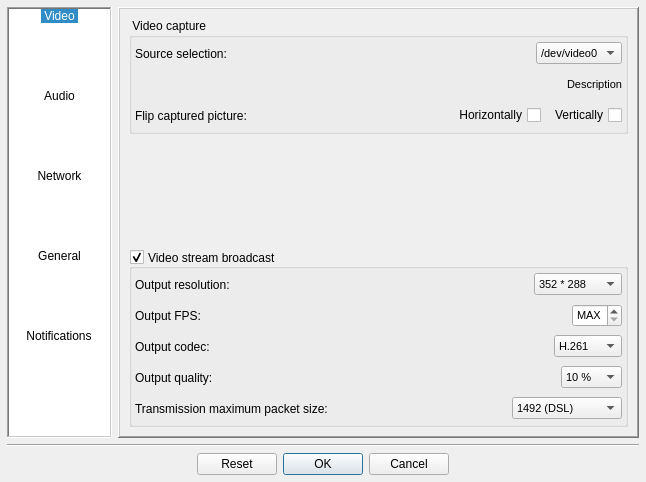
This is Homer/forms/ConfigurationDialog.ui in Homer-Conferencing/Homer-Conferencing as Qt 5 draws it before an edit. The edited form follows.
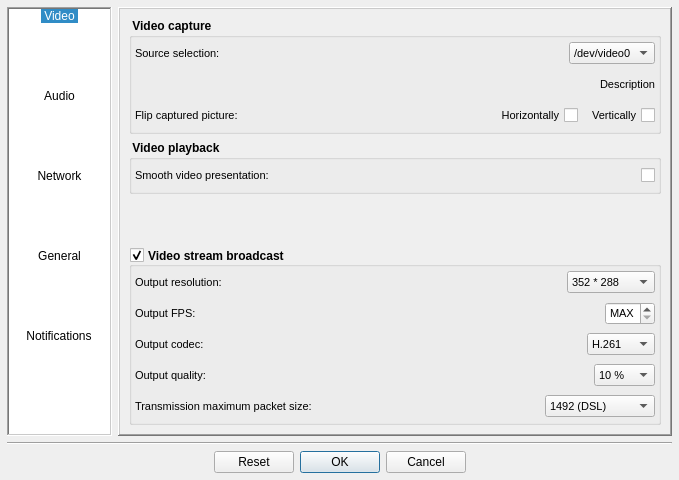
This is the edited form. Icons and pictures are not drawn.

Commit message: - GUI: usability and optical improvements

The edit to the form file:
```diff
--- a/Homer/forms/ConfigurationDialog.ui
+++ b/Homer/forms/ConfigurationDialog.ui
@@ -6,10 +6,16 @@
    <rect>
     <x>0</x>
     <y>0</y>
-    <width>646</width>
-    <height>482</height>
+    <width>679</width>
+    <height>480</height>
    </rect>
   </property>
+  <property name="maximumSize">
+   <size>
+    <width>1024</width>
+    <height>480</height>
+   </size>
+  </property>
   <property name="windowTitle">
    <string>Edit configuration</string>
   </property>
@@ -190,10 +196,7 @@
         <number>0</number>
        </property>
        <widget class="QWidget" name="mVideo">
-        <layout class="QVBoxLayout" name="verticalLayout">
-         <property name="margin">
-          <number>9</number>
-         </property>
+        <layout class="QVBoxLayout" name="verticalLayout_19">
          <item>
           <widget class="QGroupBox" name="mGrpDevices">
            <property name="minimumSize">
@@ -208,6 +211,12 @@
              <height>16777215</height>
             </size>
            </property>
+           <property name="font">
+            <font>
+             <weight>75</weight>
+             <bold>true</bold>
+            </font>
+           </property>
            <property name="title">
             <string> Video capture </string>
            </property>
@@ -234,6 +243,13 @@
                   <height>25</height>
                  </size>
                 </property>
+                <property name="font">
+                 <font>
+                  <pointsize>8</pointsize>
+                  <weight>50</weight>
+                  <bold>false</bold>
+                 </font>
+                </property>
                 <property name="text">
                  <string>Source selection:</string>
                 </property>
@@ -257,6 +273,8 @@
                 <property name="font">
                  <font>
                   <pointsize>8</pointsize>
+                  <weight>50</weight>
+                  <bold>false</bold>
                  </font>
                 </property>
                 <property name="currentIndex">
@@ -328,6 +346,8 @@
                 <property name="font">
                  <font>
                   <pointsize>8</pointsize>
+                  <weight>50</weight>
+                  <bold>false</bold>
                  </font>
                 </property>
                 <property name="text">
@@ -356,6 +376,13 @@
                   <height>25</height>
                  </size>
                 </property>
+                <property name="font">
+                 <font>
+                  <pointsize>8</pointsize>
+                  <weight>50</weight>
+                  <bold>false</bold>
+                 </font>
+                </property>
                 <property name="text">
                  <string>Flip captured picture:</string>
                 </property>
@@ -379,6 +406,13 @@
               </item>
               <item>
                <widget class="QCheckBox" name="mCbHFlip">
+                <property name="font">
+                 <font>
+                  <pointsize>8</pointsize>
+                  <weight>50</weight>
+                  <bold>false</bold>
+                 </font>
+                </property>
                 <property name="layoutDirection">
                  <enum>Qt::RightToLeft</enum>
                 </property>
@@ -408,6 +442,13 @@
               </item>
               <item>
                <widget class="QCheckBox" name="mCbVFlip">
+                <property name="font">
+                 <font>
+                  <pointsize>8</pointsize>
+                  <weight>50</weight>
+                  <bold>false</bold>
+                 </font>
+                </property>
                 <property name="layoutDirection">
                  <enum>Qt::RightToLeft</enum>
                 </property>
@@ -424,6 +465,86 @@
            </layout>
           </widget>
          </item>
+         <item>
+          <widget class="QGroupBox" name="groupBox_3">
+           <property name="minimumSize">
+            <size>
+             <width>0</width>
+             <height>51</height>
+            </size>
+           </property>
+           <property name="maximumSize">
+            <size>
+             <width>16777215</width>
+             <height>510</height>
+            </size>
+           </property>
+           <property name="font">
+            <font>
+             <weight>75</weight>
+             <bold>true</bold>
+            </font>
+           </property>
+           <property name="title">
+            <string> Video playback </string>
+           </property>
+           <layout class="QVBoxLayout" name="verticalLayout">
+            <property name="margin">
+             <number>3</number>
+            </property>
+            <item>
+             <layout class="QHBoxLayout" name="horizontalLayout_15">
+              <item>
+               <widget class="QLabel" name="mLbSmoothVideoPresentation">
+                <property name="minimumSize">
+                 <size>
+                  <width>240</width>
+                  <height>25</height>
+                 </size>
+                </property>
+                <property name="maximumSize">
+                 <size>
+                  <width>240</width>
+                  <height>25</height>
+                 </size>
+                </property>
+                <property name="font">
+                 <font>
+                  <pointsize>8</pointsize>
+                  <weight>50</weight>
+                  <bold>false</bold>
+                 </font>
+                </property>
+                <property name="text">
+                 <string>Smooth video presentation:</string>
+                </property>
+               </widget>
+              </item>
+              <item>
+               <spacer name="horizontalSpacer_24">
+                <property name="orientation">
+                 <enum>Qt::Horizontal</enum>
+                </property>
+                <property name="sizeHint" stdset="0">
+                 <size>
+                  <width>40</width>
+                  <height>20</height>
+                 </size>
+                </property>
+               </spacer>
+              </item>
+              <item>
+               <widget class="QCheckBox" name="mCbSmoothVideoPresentation">
+                <property name="text">
+                 <string/>
+                </property>
+               </widget>
+              </item>
+             </layout>
+            </item>
+           </layout>
+          </widget>
+         </item>
          <item>
           <spacer name="verticalSpacer_2">
            <property name="orientation">
@@ -434,14 +555,20 @@
            </property>
            <property name="sizeHint" stdset="0">
             <size>
-             <width>20</width>
-             <height>2</height>
+             <width>17</width>
+             <height>38</height>
             </size>
            </property>
           </spacer>
          </item>
          <item>
           <widget class="QGroupBox" name="mGrpVideo">
+           <property name="font">
+            <font>
+             <weight>75</weight>
+             <bold>true</bold>
+            </font>
+           </property>
            <property name="title">
             <string>Video stream broadcast</string>
            </property>
@@ -474,6 +601,13 @@
                   <height>25</height>
                  </size>
                 </property>
+                <property name="font">
+                 <font>
+                  <pointsize>8</pointsize>
+                  <weight>50</weight>
+                  <bold>false</bold>
+                 </font>
+                </property>
                 <property name="text">
                  <string>Output resolution:</string>
                 </property>
@@ -497,6 +631,8 @@
                 <property name="font">
                  <font>
                   <pointsize>8</pointsize>
+                  <weight>50</weight>
+                  <bold>false</bold>
                  </font>
                 </property>
                 <property name="currentIndex">
@@ -569,6 +705,7 @@
                 </property>
                 <property name="font">
                  <font>
+                  <pointsize>8</pointsize>
                   <weight>50</weight>
                   <bold>false</bold>
                  </font>
@@ -605,6 +742,8 @@
                 <property name="font">
                  <font>
                   <pointsize>8</pointsize>
+                  <weight>50</weight>
+                  <bold>false</bold>
                  </font>
                 </property>
                 <property name="specialValueText">
@@ -639,6 +778,13 @@
                   <height>25</height>
                  </size>
                 </property>
+                <property name="font">
+                 <font>
+                  <pointsize>8</pointsize>
+                  <weight>50</weight>
+                  <bold>false</bold>
+                 </font>
+                </property>
                 <property name="text">
                  <string>Output codec:</string>
                 </property>
@@ -662,6 +808,8 @@
                 <property name="font">
                  <font>
                   <pointsize>8</pointsize>
+                  <weight>50</weight>
+                  <bold>false</bold>
                  </font>
                 </property>
                 <property name="currentIndex">
@@ -717,6 +865,13 @@
                   <height>25</height>
                  </size>
                 </property>
+                <property name="font">
+                 <font>
+                  <pointsize>8</pointsize>
+                  <weight>50</weight>
+                  <bold>false</bold>
+                 </font>
+                </property>
                 <property name="text">
                  <string>Output quality:</string>
                 </property>
@@ -740,6 +895,8 @@
                 <property name="font">
                  <font>
                   <pointsize>8</pointsize>
+                  <weight>50</weight>
+                  <bold>false</bold>
                  </font>
                 </property>
                 <property name="currentIndex">
@@ -815,6 +972,13 @@
                   <height>25</height>
                  </size>
                 </property>
+                <property name="font">
+                 <font>
+                  <pointsize>8</pointsize>
+                  <weight>50</weight>
+                  <bold>false</bold>
+                 </font>
+                </property>
                 <property name="text">
                  <string>Transmission maximum packet size:</string>
                 </property>
@@ -838,6 +1002,8 @@
                 <property name="font">
                  <font>
                   <pointsize>8</pointsize>
+                  <weight>50</weight>
+                  <bold>false</bold>
                  </font>
                 </property>
                 <property name="currentIndex">
@@ -2239,49 +2405,6 @@
               </item>
              </layout>
             </item>
-            <item>
-             <layout class="QHBoxLayout" name="horizontalLayout_11">
-              <item>
-               <widget class="QLabel" name="mLbSmoothVideoPresentation">
-                <property name="minimumSize">
-                 <size>
-                  <width>240</width>
-                  <height>25</height>
-                 </size>
-                </property>
-                <property name="maximumSize">
-                 <size>
-                  <width>240</width>
-                  <height>25</height>
-                 </size>
-                </property>
-                <property name="text">
-                 <string>Smooth video presentation:</string>
-                </property>
-               </widget>
-              </item>
-              <item>
-               <spacer name="horizontalSpacer_10">
-                <property name="orientation">
-                 <enum>Qt::Horizontal</enum>
-                </property>
-                <property name="sizeHint" stdset="0">
-                 <size>
-                  <width>40</width>
-                  <height>20</height>
-                 </size>
-                </property>
-               </spacer>
-              </item>
-              <item>
-               <widget class="QCheckBox" name="mCbSmoothVideoPresentation">
-                <property name="text">
-                 <string/>
-                </property>
-               </widget>
-              </item>
-             </layout>
-            </item>
             <item>
              <layout class="QHBoxLayout" name="horizontalLayout_35">
               <item>
```
Left out of the diff: 284 changed lines with no effect on the pictures. The commit also changes 2 other files.
